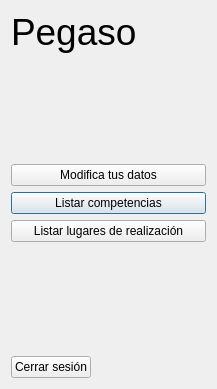
First picture: the form in GUI/Nueva/pantalla_usuario.ui, repository bertilxi/Pegaso, before the edit.
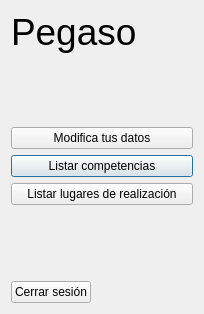
Second picture: the form after the edit. Icons and pictures are not drawn.

The edit to the form file:
```diff
--- a/GUI/Nueva/pantalla_usuario.ui
+++ b/GUI/Nueva/pantalla_usuario.ui
@@ -6,8 +6,8 @@
    <rect>
     <x>0</x>
     <y>0</y>
-    <width>217</width>
-    <height>389</height>
+    <width>204</width>
+    <height>314</height>
    </rect>
   </property>
   <property name="windowTitle">
```
